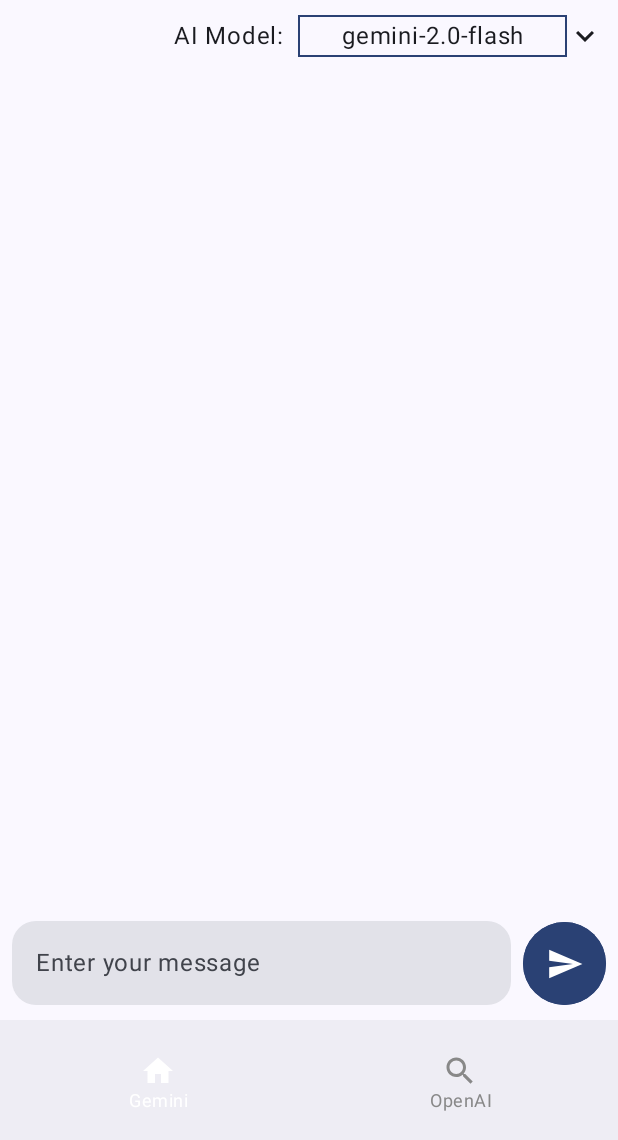
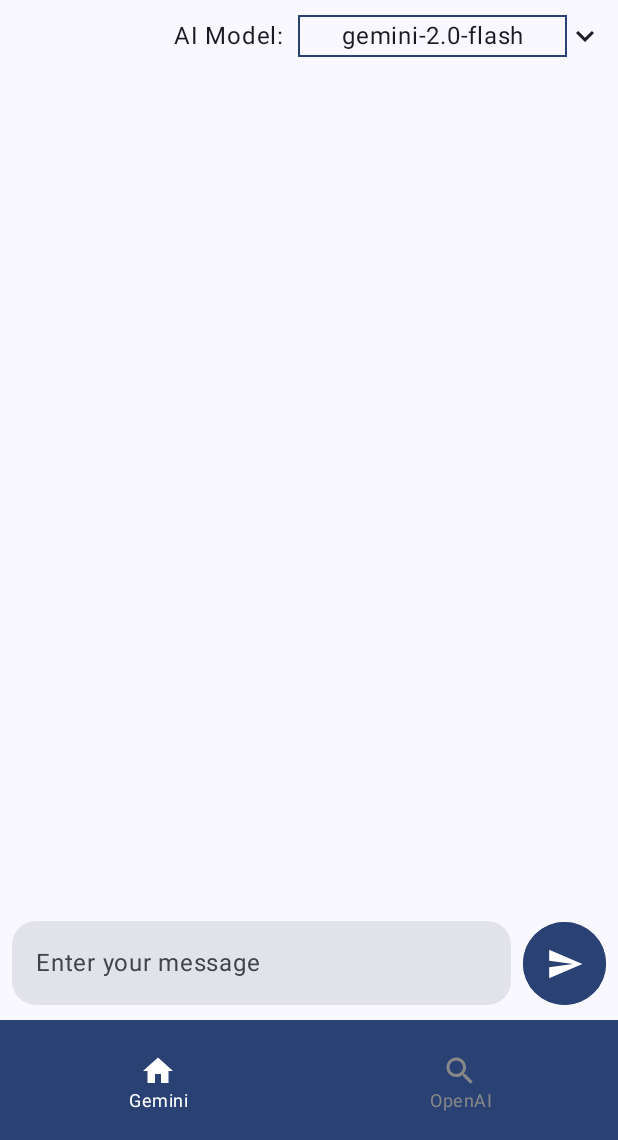
Before and after one commit to KunalFarmah98/K-GPT, an Android app built with Jetpack Compose: the screen it shows after launch (MainActivity), on a phone screen of 412 x 824 dp, the part 96-1236 px from its top. Run offline under Robolectric (Android 15) with nearby library versions, the light colour scheme and no system bars; our stand-ins replace Dagger/Hilt's generated code, Room's generated code, constraintlayout-compose.

Commit message:
refactor: Update `BottomTabBar` appearance and navigation
- Updated `BottomTabBar` to use `BottomAppBar`.
- Set `BottomAppBar` container color to `primary` and content color to `onPrimary`.
- Set selected content color of `NavigationBarItem` to `onPrimary`.
- Removed `fillMaxSize` call in `MainActivity`.

```diff
--- a/app/src/main/java/com/apps/kunalfarmah/k_gpt/MainActivity.kt
+++ b/app/src/main/java/com/apps/kunalfarmah/k_gpt/MainActivity.kt
@@ -6,7 +6,6 @@ import androidx.activity.ComponentActivity
 import androidx.activity.compose.setContent
 import androidx.activity.enableEdgeToEdge
 import androidx.activity.viewModels
-import androidx.compose.foundation.layout.fillMaxSize
 import androidx.compose.foundation.layout.padding
 import androidx.compose.material3.Scaffold
 import androidx.compose.runtime.LaunchedEffect
--- a/app/src/main/java/com/apps/kunalfarmah/k_gpt/ui/components/Components.kt
+++ b/app/src/main/java/com/apps/kunalfarmah/k_gpt/ui/components/Components.kt
@@ -362,7 +362,11 @@ fun AppBar(title: String = "Gemini", onClear: (String?) -> Unit = {}, onHistory:
 @Preview
 @Composable
 fun BottomTabBar(modifier: Modifier = Modifier, navController: NavHostController = rememberNavController()){
-    BottomAppBar{
+    BottomAppBar(
+        modifier = modifier,
+        containerColor = MaterialTheme.colorScheme.primary,
+        contentColor = MaterialTheme.colorScheme.onPrimary
+    ){
         val navBackStackEntry by navController.currentBackStackEntryAsState()
         val currentDestination = navBackStackEntry?.destination
         bottomTabs.forEach { item ->
@@ -394,7 +398,7 @@ fun BottomTabBar(modifier: Modifier = Modifier, navController: NavHostController
                         restoreState = true
                     }
                 },
-                selectedContentColor = MaterialTheme.colorScheme.onPrimaryContainer,
+                selectedContentColor = MaterialTheme.colorScheme.onPrimary,
                 unselectedContentColor = Color.Gray,
             )
         }
```
